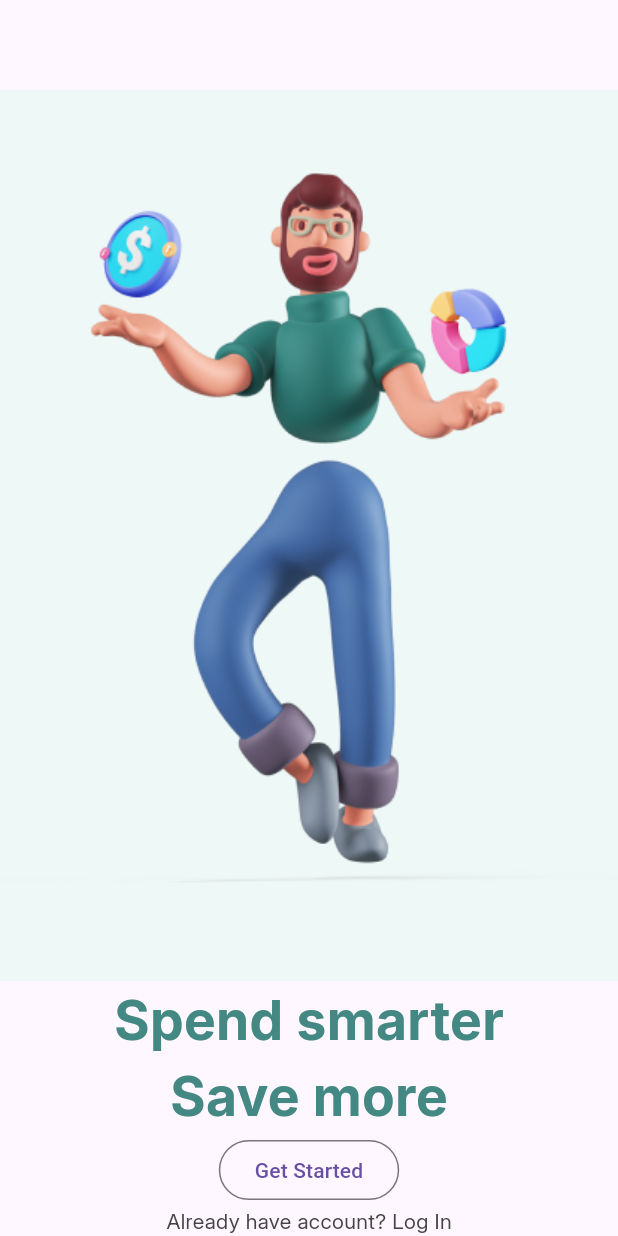
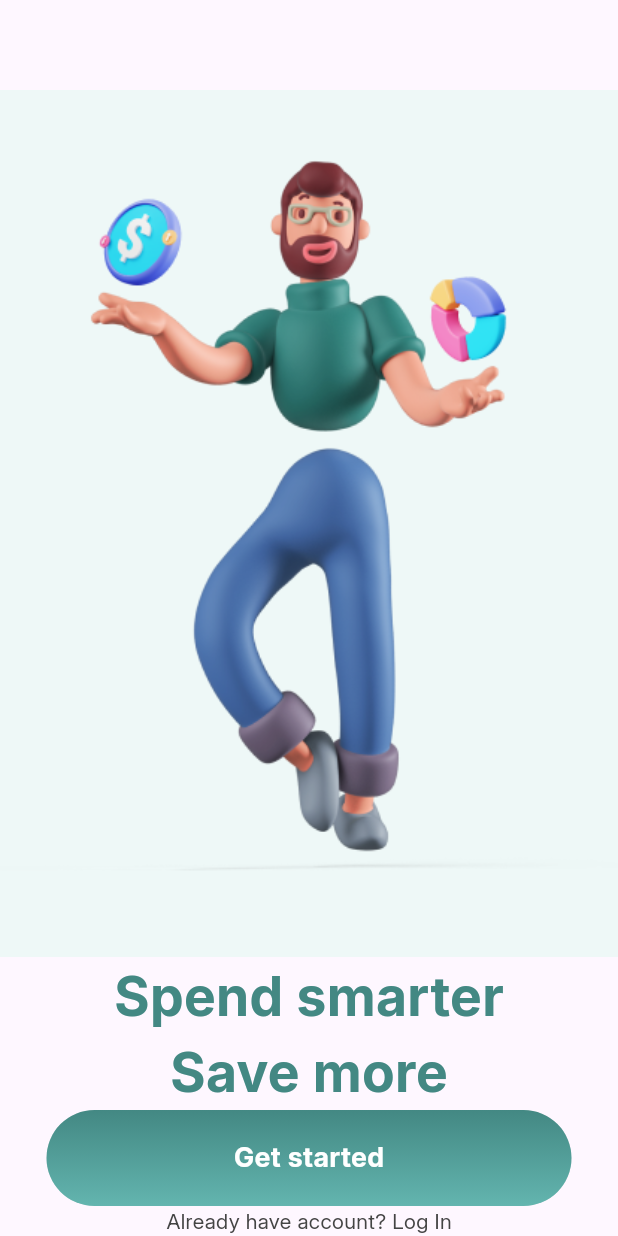
Before and after one commit to alvaro-veiga/finace-app, a Flutter app: the screen it shows after launch, on a phone screen of 412 x 824 dp. Run offline on Flutter 3.47's test engine with Material 3 defaults, Android fonts, the phone set to English and light mode, and no system bars.

Commit message:
feat: create first button

```diff
--- a/finance_app/lib/features/onboarding/onboarding_page.dart
+++ b/finance_app/lib/features/onboarding/onboarding_page.dart
@@ -1,4 +1,7 @@
+import 'dart:math';
+
 import 'package:finance_app/common/constants/app_collors.dart';
+import 'package:finance_app/widgets/primary_button.dart';
 import 'package:flutter/material.dart';
 import 'package:flutter/widgets.dart';
 
@@ -31,9 +34,9 @@ class OnboardingPage extends StatelessWidget {
             fontWeight: FontWeight.w700,
             color: AppCollors.greenlightTwo
           ),),
-          OutlinedButton(
-            onPressed: () {},
-            child: const Text('Get Started')),
+          PrimaryButton(text: 'Get started', onPressed: () {},),
+
+
           const Text('Already have account? Log In', style: TextStyle(
             fontFamily: 'inter',
             fontSize: 14.0,
--- /dev/null
+++ b/finance_app/lib/widgets/primary_button.dart
@@ -0,0 +1,60 @@
+import 'dart:ui';
+
+import 'package:finance_app/common/constants/app_collors.dart';
+import 'package:flutter/material.dart';
+
+class PrimaryButton extends StatelessWidget {
+  final VoidCallback? onPressed;
+  final String text;
+
+  const PrimaryButton({
+    Key? key,
+    this.onPressed,
+    required this.text
+  }) : super(key: key);
+
+
+  @override
+  Widget build(BuildContext context) {
+    return Material(
+      borderRadius: const BorderRadius.all(Radius.circular(38.0)),
+      child: Ink(
+        decoration: const BoxDecoration(
+          borderRadius: BorderRadius.all(Radius.circular(38.0)),
+          gradient: LinearGradient(
+            begin: Alignment.topCenter,
+            end: Alignment.bottomCenter,
+            colors:[Color.fromARGB(255, 211, 221, 220), Color.fromARGB(255, 211, 221, 220)],
+          ),
+        ),
+        child: InkWell(
+          onTap: onPressed,
+          borderRadius: const BorderRadius.all(Radius.circular(38.0)),
+          child: Container(
+            width: 350.0,
+            height: 64.0,
+            decoration: const BoxDecoration(
+              borderRadius: BorderRadius.all(Radius.circular(38.0)),
+              gradient: LinearGradient(
+                begin: Alignment.topCenter,
+                end: Alignment.bottomCenter,
+                colors: [AppCollors.greenlightTwo, AppCollors.greenlightOne],
+              ),
+            ),
+            child: Center(
+              child: Text(
+                text,
+                style: const TextStyle(
+                  fontFamily: 'inter',
+                  fontSize: 18.0,
+                  fontWeight: FontWeight.bold,
+                  color: AppCollors.white,
+                ),
+              ),
+            ),
+          ),
+        ),
+      ),
+    );
+  }
+}
```
